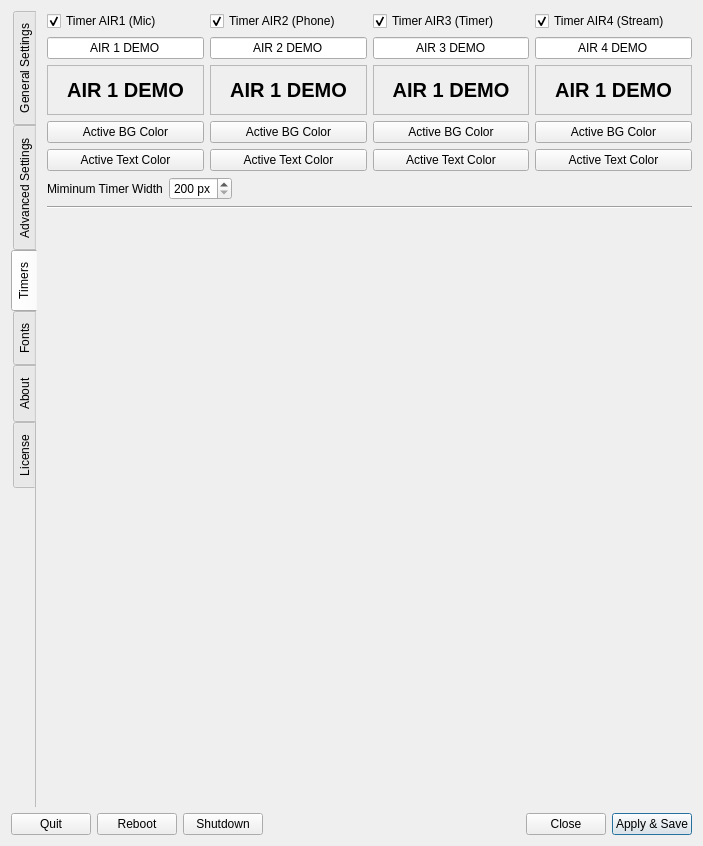
First picture: the form in settings.ui, repository saschaludwig/OnAirScreen, before the edit.
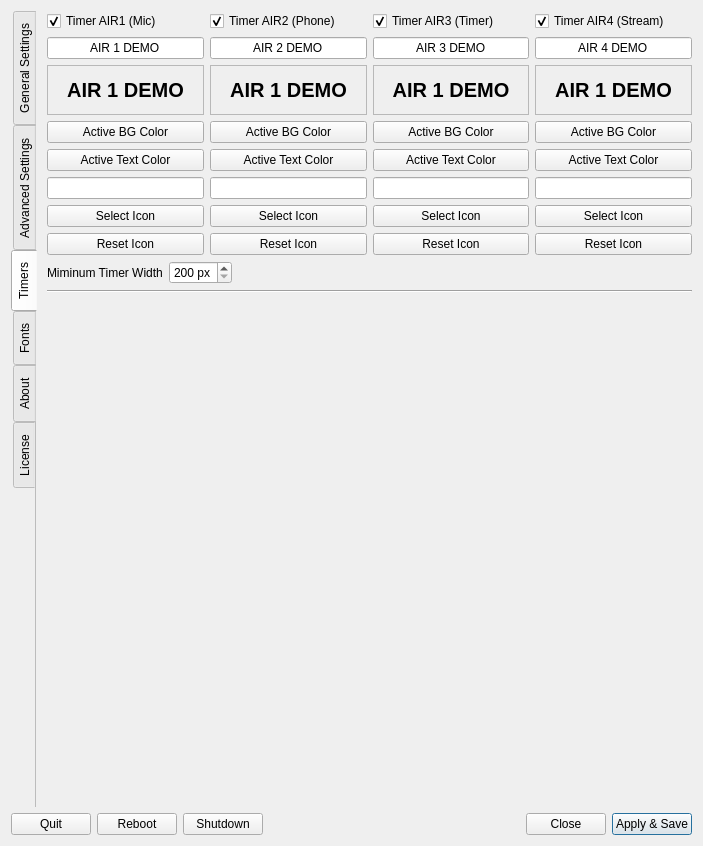
Second picture: the form after the edit. The open tabs and pages were chosen to show the change. Icons and pictures are not drawn.

Commit message: added options to change icons on all 4 timers

```diff
--- a/settings.ui
+++ b/settings.ui
@@ -1905,6 +1905,23 @@
              </property>
             </widget>
            </item>
+           <item>
+            <widget class="QLineEdit" name="AIR1IconPath"/>
+           </item>
+           <item>
+            <widget class="QPushButton" name="AIR1IconSelectButton">
+             <property name="text">
+              <string>Select Icon</string>
+             </property>
+            </widget>
+           </item>
+           <item>
+            <widget class="QPushButton" name="AIR1IconResetButton">
+             <property name="text">
+              <string>Reset Icon</string>
+             </property>
+            </widget>
+           </item>
           </layout>
          </item>
          <item>
@@ -1972,6 +1989,23 @@
              </property>
             </widget>
            </item>
+           <item>
+            <widget class="QLineEdit" name="AIR2IconPath"/>
+           </item>
+           <item>
+            <widget class="QPushButton" name="AIR2IconSelectButton">
+             <property name="text">
+              <string>Select Icon</string>
+             </property>
+            </widget>
+           </item>
+           <item>
+            <widget class="QPushButton" name="AIR2IconResetButton">
+             <property name="text">
+              <string>Reset Icon</string>
+             </property>
+            </widget>
+           </item>
           </layout>
          </item>
          <item>
@@ -2039,6 +2073,23 @@
              </property>
             </widget>
            </item>
+           <item>
+            <widget class="QLineEdit" name="AIR3IconPath"/>
+           </item>
+           <item>
+            <widget class="QPushButton" name="AIR3IconSelectButton">
+             <property name="text">
+              <string>Select Icon</string>
+             </property>
+            </widget>
+           </item>
+           <item>
+            <widget class="QPushButton" name="AIR3IconResetButton">
+             <property name="text">
+              <string>Reset Icon</string>
+             </property>
+            </widget>
+           </item>
           </layout>
          </item>
          <item>
@@ -2106,6 +2157,23 @@
              </property>
             </widget>
            </item>
+           <item>
+            <widget class="QLineEdit" name="AIR4IconPath"/>
+           </item>
+           <item>
+            <widget class="QPushButton" name="AIR4IconSelectButton">
+             <property name="text">
+              <string>Select Icon</string>
+             </property>
+            </widget>
+           </item>
+           <item>
+            <widget class="QPushButton" name="AIR4IconResetButton">
+             <property name="text">
+              <string>Reset Icon</string>
+             </property>
+            </widget>
+           </item>
           </layout>
          </item>
         </layout>
```
Left out of the diff: 2 changed lines with no effect on the pictures. The commit also changes 3 other files.
